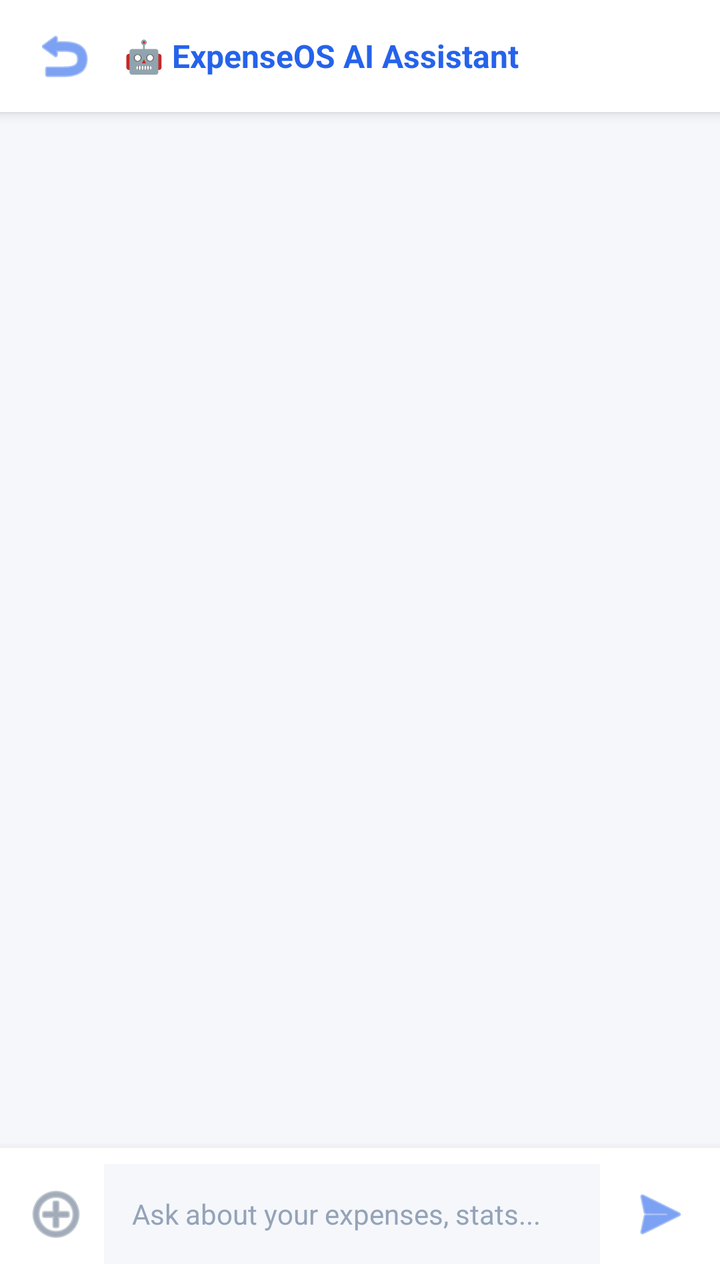
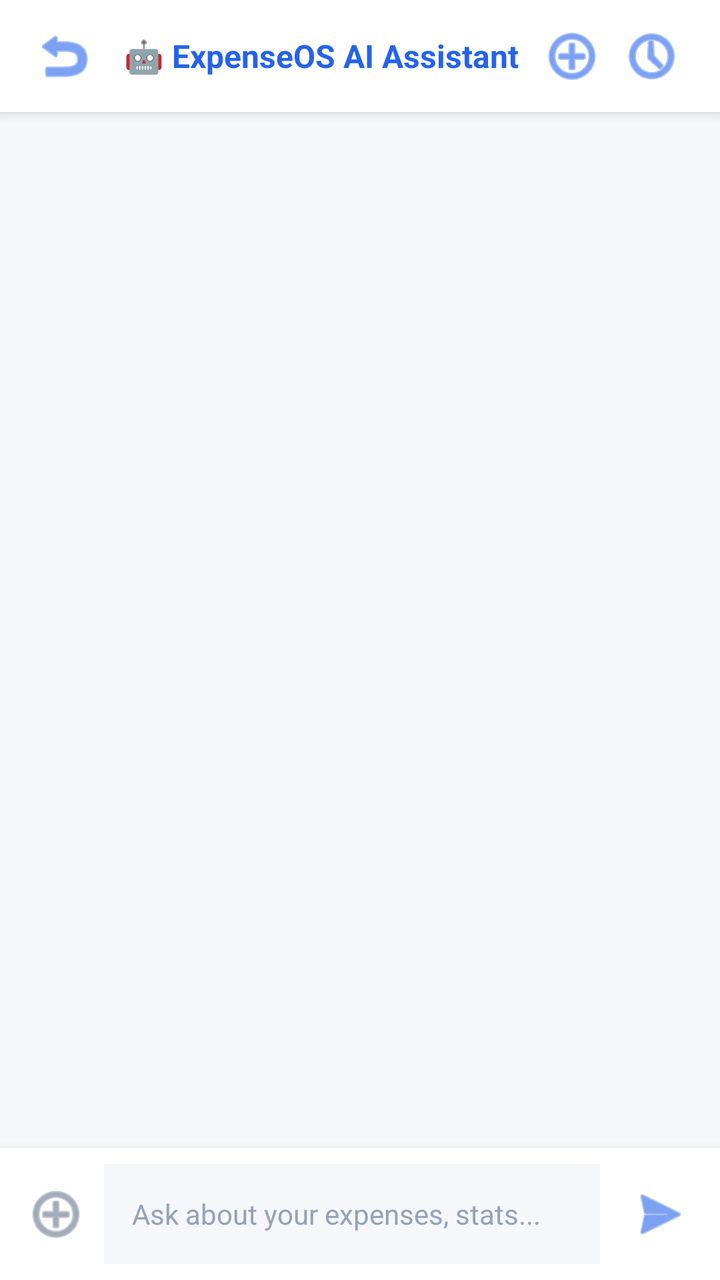

Compare the two renders of this Android layout. The source of the first and the diff that turns it into the second are given below.
<!-- AndroidManifest.xml: application theme Theme.ExpenseOS -->
<!-- res/layout/activity_chat.xml -->
<?xml version="1.0" encoding="utf-8"?>
<LinearLayout xmlns:android="http://schemas.android.com/apk/res/android"
    android:layout_width="match_parent"
    android:layout_height="match_parent"
    android:background="@color/bg"
    android:orientation="vertical">

    
    <LinearLayout
        android:layout_width="match_parent"
        android:layout_height="56dp"
        android:background="@color/nav_bg"
        android:elevation="4dp"
        android:gravity="center_vertical"
        android:orientation="horizontal"
        android:paddingHorizontal="14dp">

        <ImageButton
            android:id="@+id/btnChatBack"
            android:layout_width="36dp"
            android:layout_height="36dp"
            android:background="?attr/selectableItemBackgroundBorderless"
            android:contentDescription="Back"
            android:src="@android:drawable/ic_menu_revert"
            android:tint="@color/primary" />

        <TextView
            android:layout_width="0dp"
            android:layout_height="wrap_content"
            android:layout_marginStart="12dp"
            android:layout_weight="1"
            android:text="🤖 ExpenseOS AI Assistant"
            android:textColor="@color/primary"
            android:textSize="16sp"
            android:textStyle="bold" />
    </LinearLayout>

    
    <ScrollView
        android:id="@+id/chatScrollView"
        android:layout_width="match_parent"
        android:layout_height="0dp"
        android:layout_weight="1"
        android:fillViewport="true"
        android:padding="8dp">

        <LinearLayout
            android:id="@+id/chatMessagesContainer"
            android:layout_width="match_parent"
            android:layout_height="wrap_content"
            android:orientation="vertical" />
    </ScrollView>

    
    <LinearLayout
        android:id="@+id/chatAttachPreviewRow"
        android:layout_width="match_parent"
        android:layout_height="wrap_content"
        android:background="@color/nav_bg"
        android:gravity="center_vertical"
        android:orientation="horizontal"
        android:paddingHorizontal="12dp"
        android:paddingVertical="6dp"
        android:visibility="gone">

        <TextView
            android:id="@+id/tvChatAttachName"
            android:layout_width="0dp"
            android:layout_height="wrap_content"
            android:layout_weight="1"
            android:ellipsize="middle"
            android:singleLine="true"
            android:text="filename.png"
            android:textColor="@color/text"
            android:textSize="12sp" />

        <ImageButton
            android:id="@+id/btnChatAttachRemove"
            android:layout_width="28dp"
            android:layout_height="28dp"
            android:background="?attr/selectableItemBackgroundBorderless"
            android:contentDescription="Remove attachment"
            android:src="@android:drawable/ic_menu_close_clear_cancel"
            android:tint="@color/text_muted" />
    </LinearLayout>

    
    <LinearLayout
        android:layout_width="match_parent"
        android:layout_height="wrap_content"
        android:background="@color/nav_bg"
        android:elevation="8dp"
        android:gravity="center_vertical"
        android:orientation="horizontal"
        android:padding="8dp">

        <ImageButton
            android:id="@+id/btnChatAttach"
            android:layout_width="40dp"
            android:layout_height="40dp"
            android:background="?attr/selectableItemBackgroundBorderless"
            android:contentDescription="Attach"
            android:src="@android:drawable/ic_menu_add"
            android:tint="@color/text_muted" />

        <EditText
            android:id="@+id/etChatInput"
            android:layout_width="0dp"
            android:layout_height="wrap_content"
            android:layout_weight="1"
            android:layout_marginStart="4dp"
            android:background="@color/bg"
            android:hint="Ask about your expenses, stats..."
            android:inputType="textMultiLine"
            android:maxLines="4"
            android:padding="10dp"
            android:textColor="@color/text"
            android:textSize="14sp" />

        <ImageButton
            android:id="@+id/btnChatSend"
            android:layout_width="44dp"
            android:layout_height="44dp"
            android:layout_marginStart="8dp"
            android:background="?attr/selectableItemBackgroundBorderless"
            android:contentDescription="Send"
            android:src="@android:drawable/ic_menu_send"
            android:tint="@color/primary" />
    </LinearLayout>
</LinearLayout>
<!-- resources referenced by this layout -->
<resources>
  <color name="bg">#F5F7FB</color>
  <color name="nav_bg">#FFFFFF</color>
  <color name="primary">#2563EB</color>
  <color name="text">#0F172A</color>
  <color name="text_muted">#64748B</color>
  <color name="primary_dark">#1D4ED8</color>
  <color name="on_primary">#FFFFFF</color>
  <color name="secondary">#0F766E</color>
  <color name="secondary_dark">#115E59</color>
  <color name="surface">#FFFFFF</color>
  <color name="danger">#E11D48</color>
  <color name="text_hint">#94A3B8</color>
  <style name="Widget.ExpenseOS.EditText" parent="Widget.AppCompat.EditText">
          <item name="android:textSize">@dimen/type_body</item>
          <item name="android:textColor">@color/text</item>
          <item name="android:textColorHint">@color/text_hint</item>
          <item name="android:paddingStart">14dp</item>
          <item name="android:paddingEnd">14dp</item>
          <item name="android:minHeight">@dimen/input_height</item>
      </style>
  <style name="ThemeOverlay.ExpenseOS.Dialog" parent="ThemeOverlay.MaterialComponents.MaterialAlertDialog">
          <item name="colorPrimary">@color/primary</item>
          <item name="colorSurface">@color/surface</item>
          <item name="colorOnSurface">@color/text</item>
          <item name="shapeAppearanceOverlay">@style/ShapeAppearance.ExpenseOS.Dialog</item>
          <item name="android:windowMinWidthMajor">84%</item>
          <item name="android:windowMinWidthMinor">84%</item>
      </style>
  <style name="ThemeOverlay.ExpenseOS.BottomSheet" parent="ThemeOverlay.MaterialComponents.BottomSheetDialog">
          <item name="bottomSheetStyle">@style/Widget.ExpenseOS.BottomSheet</item>
      </style>
  <style name="Animation.ExpenseOS.Window" parent="@android:style/Animation.Activity">
          <item name="android:activityOpenEnterAnimation">@anim/screen_enter</item>
          <item name="android:activityOpenExitAnimation">@anim/screen_exit</item>
          <item name="android:activityCloseEnterAnimation">@anim/screen_pop_enter</item>
          <item name="android:activityCloseExitAnimation">@anim/screen_pop_exit</item>
      </style>
  <dimen name="type_body">14sp</dimen>
  <dimen name="input_height">50dp</dimen>
  <style name="ShapeAppearance.ExpenseOS.Dialog" parent="ShapeAppearance.MaterialComponents.MediumComponent">
          <item name="cornerFamily">rounded</item>
          <item name="cornerSize">26dp</item>
      </style>
  <style name="Widget.ExpenseOS.BottomSheet" parent="Widget.MaterialComponents.BottomSheet.Modal">
          <item name="shapeAppearanceOverlay">@style/ShapeAppearance.ExpenseOS.Sheet</item>
          <item name="backgroundTint">@color/surface</item>
      </style>
  <style name="ShapeAppearance.ExpenseOS.Sheet" parent="">
          <item name="cornerFamily">rounded</item>
          <item name="cornerSizeTopLeft">26dp</item>
          <item name="cornerSizeTopRight">26dp</item>
          <item name="cornerSizeBottomLeft">0dp</item>
          <item name="cornerSizeBottomRight">0dp</item>
      </style>
  <!-- unchanged entries left out for length: 1 -->
</resources>

<!-- the commit's change to res/layout/activity_chat.xml (unified diff, before → after) -->
@@ -33,6 +33,76 @@
             android:textColor="@color/primary"
             android:textSize="16sp"
             android:textStyle="bold" />
+
+        
+        <ImageButton
+            android:id="@+id/btnChatMultiDelete"
+            android:layout_width="40dp"
+            android:layout_height="40dp"
+            android:background="?attr/selectableItemBackgroundBorderless"
+            android:contentDescription="Delete selected"
+            android:src="@android:drawable/ic_menu_delete"
+            android:tint="@color/red"
+            android:visibility="gone" />
+
+        
+        <ImageButton
+            android:id="@+id/btnChatNew"
+            android:layout_width="40dp"
+            android:layout_height="40dp"
+            android:background="?attr/selectableItemBackgroundBorderless"
+            android:contentDescription="New chat"
+            android:src="@android:drawable/ic_menu_add"
+            android:tint="@color/primary" />
+
+        
+        <ImageButton
+            android:id="@+id/btnChatHistory"
+            android:layout_width="40dp"
+            android:layout_height="40dp"
+            android:background="?attr/selectableItemBackgroundBorderless"
+            android:contentDescription="Chat history"
+            android:src="@android:drawable/ic_menu_recent_history"
+            android:tint="@color/primary" />
+    </LinearLayout>
+
+    
+    <LinearLayout
+        android:id="@+id/selectionBar"
+        android:layout_width="match_parent"
+        android:layout_height="wrap_content"
+        android:background="@color/amber"
+        android:gravity="center_vertical"
+        android:orientation="horizontal"
+        android:paddingHorizontal="14dp"
+        android:paddingVertical="10dp"
+        android:visibility="gone">
+
+        <TextView
+            android:id="@+id/tvSelectionCount"
+            android:layout_width="0dp"
+            android:layout_height="wrap_content"
+            android:layout_weight="1"
+            android:text="0 selected"
+            android:textColor="@color/text"
+            android:textSize="14sp"
+            android:textStyle="bold" />
+
+        <Button
+            android:id="@+id/btnSelectAll"
+            android:layout_width="wrap_content"
+            android:layout_height="36dp"
+            android:background="?attr/selectableItemBackgroundBorderless"
+            android:text="All"
+            android:textColor="@color/text" />
+
+        <Button
+            android:id="@+id/btnCancelSelection"
+            android:layout_width="wrap_content"
+            android:layout_height="36dp"
+            android:background="?attr/selectableItemBackgroundBorderless"
+            android:text="Cancel"
+            android:textColor="@color/text" />
     </LinearLayout>
 
     
<!-- resource entries referenced after the edit -->
@@ -1,8 +1,10 @@
 <!-- resources referenced by this layout -->
 <resources>
+  <color name="amber">#F59E0B</color>
   <color name="bg">#F5F7FB</color>
   <color name="nav_bg">#FFFFFF</color>
   <color name="primary">#2563EB</color>
+  <color name="red">#DC2626</color>
   <color name="text">#0F172A</color>
   <color name="text_muted">#64748B</color>
   <color name="primary_dark">#1D4ED8</color>
